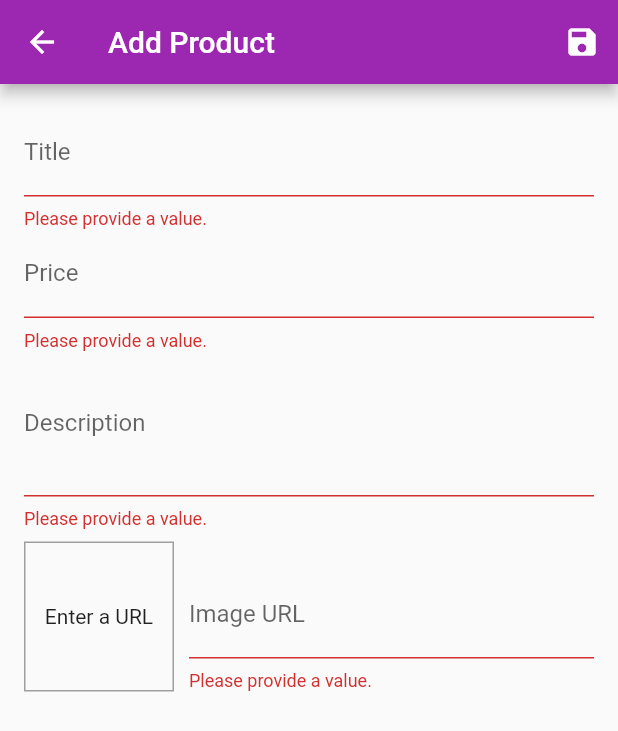
After one commit to NearHuscarl/shop_app, a Flutter app: the EditProductScreen screen opened by its route, after a tap on the "save" icon, on a phone screen of 412 x 824 dp. The commit adds this screen. Shown: the top 731 px of the screen. Run offline on Flutter 3.47's test engine with Material 2 defaults, Android fonts, the phone set to English and light mode, and no system bars; network calls fail.

Commit message:
add user product screen

```diff
--- a/lib/main.dart
+++ b/lib/main.dart
@@ -7,6 +7,8 @@ import 'screens/products_overview_screen.dart';
 import 'screens/product_detail_screen.dart';
 import 'screens/cart_screen.dart';
 import 'screens/orders_screen.dart';
+import 'screens/user_products_screen.dart';
+import 'screens/edit_product_screen.dart';
 
 void main() => runApp(MyApp());
 
@@ -37,6 +39,8 @@ class MyApp extends StatelessWidget {
           ProductDetailScreen.routeName: (context) => ProductDetailScreen(),
           CartScreen.routeName: (context) => CartScreen(),
           OrdersScreen.routeName: (context) => OrdersScreen(),
+          UserProductsScreen.routeName: (context) => UserProductsScreen(),
+          EditProductScreen.routeName: (context) => EditProductScreen(),
         },
       ),
     );
--- a/lib/providers/products.dart
+++ b/lib/providers/products.dart
@@ -1,8 +1,10 @@
 import 'package:flutter/material.dart';
+import 'package:uuid/uuid.dart';
 import 'product.dart';
 import '../utilities/sample_products.dart';
 
 class Products with ChangeNotifier {
+  final uuid = Uuid();
   List<Product> _items = sampleProducts;
 
   List<Product> get favoriteItems {
@@ -14,7 +16,27 @@ class Products with ChangeNotifier {
   }
 
   void addProduct(Product item) {
-    _items.add(item);
+    final product = Product(
+      id: uuid.v1(),
+      title: item.title,
+      description: item.description,
+      imageUrl: item.imageUrl,
+    );
+    _items.add(product);
+    notifyListeners();
+  }
+
+  void editProduct(String id, Product product) {
+    final editedIndex = _items.indexWhere((p) => p.id == id);
+
+    if (editedIndex >= 0) {
+      _items[editedIndex] = product;
+      notifyListeners();
+    }
+  }
+
+  void deleteProduct(String id) {
+    _items.removeWhere((p) => p.id == id);
     notifyListeners();
   }
 
--- /dev/null
+++ b/lib/screens/edit_product_screen.dart
@@ -0,0 +1,266 @@
+import 'package:flutter/material.dart';
+import 'package:provider/provider.dart';
+import '../providers/product.dart';
+import '../providers/products.dart';
+
+class EditProductScreen extends StatefulWidget {
+  static const routeName = '/edit-product';
+
+  @override
+  _EditProductScreenState createState() => _EditProductScreenState();
+}
+
+class _EditProductScreenState extends State<EditProductScreen> {
+  final _priceFocusNode = FocusNode();
+  final _descriptionFocusNode = FocusNode();
+  final _imageUrlFocusNode = FocusNode();
+  final _imageUrlController = TextEditingController();
+  final _form = GlobalKey<FormState>();
+  var _editedProduct = Product(
+    id: null,
+    title: '',
+    price: 0,
+    description: '',
+    imageUrl: '',
+  );
+  var _isInit = false;
+  var _title = '';
+  var _initValues = {
+    'title': '',
+    'description': '',
+    'price': '',
+    'imageUrl': '',
+  };
+
+  @override
+  void initState() {
+    super.initState();
+
+    _imageUrlFocusNode.addListener(_updateImageUrl);
+  }
+
+  @override
+  void didChangeDependencies() {
+    super.didChangeDependencies();
+
+    if (!_isInit) {
+      final productId = ModalRoute.of(context).settings.arguments as String;
+
+      if (productId != null) {
+        final product =
+            Provider.of<Products>(context, listen: false).findById(productId);
+        _editedProduct = product;
+        _initValues = {
+          'title': _editedProduct.title,
+          'description': _editedProduct.description,
+          'price': _editedProduct.price.toString(),
+          'imageUrl': _editedProduct.imageUrl,
+        };
+        _imageUrlController.text = _initValues['imageUrl'];
+        _title = 'Edit Product';
+      } else {
+        _title = 'Add Product';
+      }
+
+      _isInit = true;
+    }
+  }
+
+  @override
+  void dispose() {
+    super.dispose();
+
+    _imageUrlFocusNode.removeListener(_updateImageUrl);
+    _priceFocusNode.dispose();
+    _descriptionFocusNode.dispose();
+    _imageUrlFocusNode.dispose();
+    _imageUrlController.dispose();
+  }
+
+  void _updateImageUrl() {
+    if (!_imageUrlFocusNode.hasFocus) {
+      final value = _imageUrlController.text;
+
+      if (!value.startsWith('http') && !value.startsWith('https')) return;
+      if (!value.endsWith('.png') &&
+          !value.endsWith('.jpg') &&
+          !value.endsWith('.jpeg')) return;
+      setState(() {}); // Force update image when url input is unfocused
+    }
+  }
+
+  void _saveForm() {
+    final isValid = _form.currentState.validate();
+
+    if (isValid) {
+      _form.currentState.save();
+
+      if (_editedProduct.id != null) {
+        // we are editing
+        Provider.of<Products>(context, listen: false)
+            .editProduct(_editedProduct.id, _editedProduct);
+      } else {
+        // adding new product
+        Provider.of<Products>(context, listen: false)
+            .addProduct(_editedProduct);
+      }
+      Navigator.of(context).pop();
+    }
+  }
+
+  @override
+  Widget build(BuildContext context) {
+    return Scaffold(
+      appBar: AppBar(
+        title: Text(_title),
+        actions: [
+          IconButton(
+            icon: Icon(Icons.save),
+            onPressed: _saveForm,
+          )
+        ],
+      ),
+      body: Padding(
+        padding: const EdgeInsets.all(16.0),
+        child: Form(
+          key: _form,
+          child: ListView(
+            children: [
+              TextFormField(
+                initialValue: _initValues['title'],
+                decoration: InputDecoration(labelText: 'Title'),
+                textInputAction: TextInputAction.next,
+                onFieldSubmitted: (value) {
+                  FocusScope.of(context).requestFocus(_priceFocusNode);
+                },
+                validator: (value) {
+                  if (value.isEmpty) return 'Please provide a value.';
+                  return null;
+                },
+                onSaved: (value) {
+                  _editedProduct = Product(
+                    id: _editedProduct.id,
+                    title: value,
+                    price: _editedProduct.price,
+                    description: _editedProduct.description,
+                    imageUrl: _editedProduct.imageUrl,
+                    isFavorite: _editedProduct.isFavorite,
+                  );
+                },
+              ),
+              TextFormField(
+                initialValue: _initValues['price'],
+                decoration: InputDecoration(labelText: 'Price'),
+                textInputAction: TextInputAction.next,
+                keyboardType: TextInputType.number,
+                focusNode: _priceFocusNode,
+                onFieldSubmitted: (value) {
+                  FocusScope.of(context).requestFocus(_descriptionFocusNode);
+                },
+                validator: (value) {
+                  if (value.isEmpty) return 'Please provide a value.';
+                  if (double.tryParse(value) == null)
+                    return 'Please enter a valid number.';
+                  if (double.parse(value) <= 0)
+                    return 'Please enter a number greater than 0.';
+                  return null;
+                },
+                onSaved: (value) {
+                  _editedProduct = Product(
+                    id: _editedProduct.id,
+                    title: _editedProduct.title,
+                    price: double.parse(value),
+                    description: _editedProduct.description,
+                    imageUrl: _editedProduct.imageUrl,
+                    isFavorite: _editedProduct.isFavorite,
+                  );
+                },
+              ),
+              TextFormField(
+                initialValue: _initValues['description'],
+                decoration: InputDecoration(labelText: 'Description'),
+                maxLines: 3,
+                keyboardType: TextInputType.multiline,
+                focusNode: _descriptionFocusNode,
+                validator: (value) {
+                  if (value.isEmpty) return 'Please provide a value.';
+                  if (value.length < 10)
+                    return 'Should be at least 10 characters long.';
+
+                  return null;
+                },
+                onSaved: (value) {
+                  _editedProduct = Product(
+                    id: _editedProduct.id,
+                    title: _editedProduct.title,
+                    price: _editedProduct.price,
+                    description: value,
+                    imageUrl: _editedProduct.imageUrl,
+                    isFavorite: _editedProduct.isFavorite,
+                  );
+                },
+              ),
+              Row(
+                crossAxisAlignment: CrossAxisAlignment.end,
+                children: [
+                  Container(
+                    width: 100,
+                    height: 100,
+                    margin: EdgeInsets.only(top: 8, right: 10),
+                    decoration: BoxDecoration(
+                      border: Border.all(
+                        width: 1,
+                        color: Colors.grey,
+                      ),
+                    ),
+                    alignment: Alignment.center,
+                    child: _imageUrlController.text.isEmpty
+                        ? Text('Enter a URL')
+                        : FittedBox(
+                            child: Image.network(
+                              _imageUrlController.text,
+                              fit: BoxFit.cover,
+                            ),
+                          ),
+                  ),
+                  Expanded(
+                    child: TextFormField(
+                      decoration: InputDecoration(labelText: 'Image URL'),
+                      keyboardType: TextInputType.url,
+                      textInputAction: TextInputAction.done,
+                      controller: _imageUrlController,
+                      focusNode: _imageUrlFocusNode,
+                      onFieldSubmitted: (value) => _saveForm(),
+                      validator: (value) {
+                        if (value.isEmpty) return 'Please provide a value.';
+                        if (!value.startsWith('http') &&
+                            !value.startsWith('https'))
+                          return 'Please enter a valid URL.';
+                        if (!value.endsWith('.png') &&
+                            !value.endsWith('.jpg') &&
+                            !value.endsWith('.jpeg'))
+                          return 'Please enter a valid image URL.';
+
+                        return null;
+                      },
+                      onSaved: (value) {
+                        _editedProduct = Product(
+                          id: _editedProduct.id,
+                          title: _editedProduct.title,
+                          price: _editedProduct.price,
+                          description: _editedProduct.description,
+                          imageUrl: value,
+                          isFavorite: _editedProduct.isFavorite,
+                        );
+                      },
+                    ),
+                  ),
+                ],
+              ),
+            ],
+          ),
+        ),
+      ),
+    );
+  }
+}
```
Also changed, not shown: lib/screens/user_products_screen.dart (added, +45 -0 lines), lib/widgets/app_drawer.dart (+13 -2 lines), lib/widgets/cart_item.dart (+25 -0 lines), lib/widgets/user_product_item.dart (added, +43 -0 lines), pubspec.lock, 1 other file.
